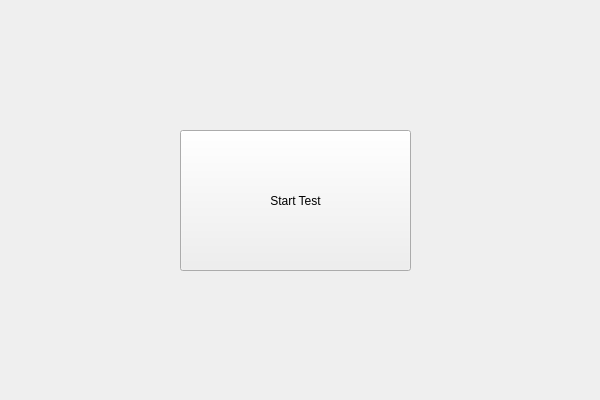
Qt form desktop/EssaySafeDesktopClient/EssaySafeDesktopClient/essaysafedesktopclient.ui (rattrayalex/pre-essaysafe) before a commit.
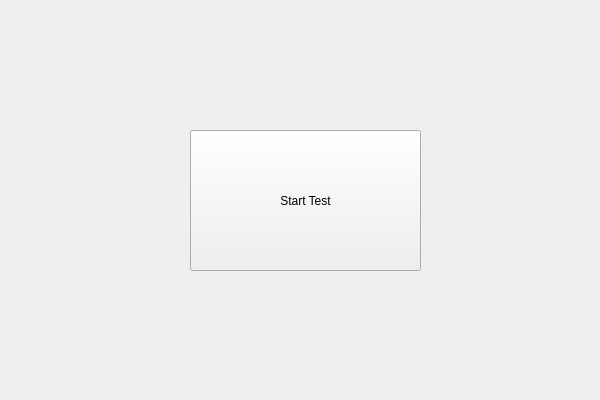
The same form after that commit. Custom widgets are drawn as their Qt base class.

The edit to the form file:
```diff
--- a/desktop/EssaySafeDesktopClient/EssaySafeDesktopClient/essaysafedesktopclient.ui
+++ b/desktop/EssaySafeDesktopClient/EssaySafeDesktopClient/essaysafedesktopclient.ui
@@ -20,7 +20,7 @@
    <widget class="MyButton" name="pushButton">
     <property name="geometry">
      <rect>
-      <x>180</x>
+      <x>190</x>
       <y>130</y>
       <width>231</width>
       <height>141</height>
```
